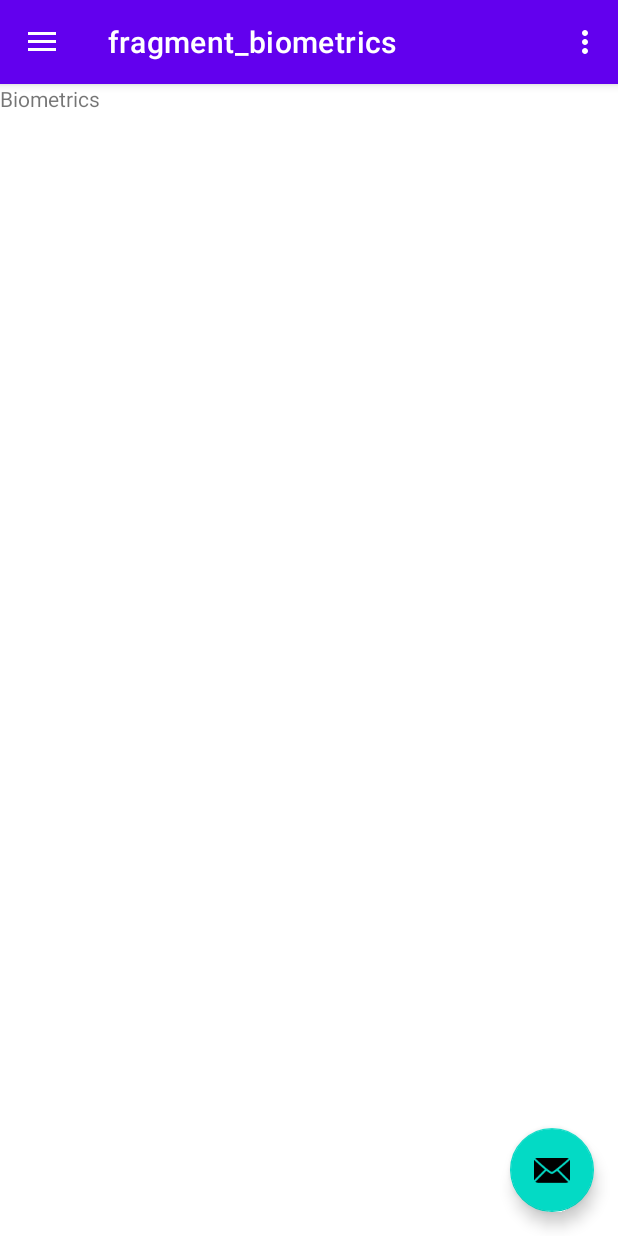
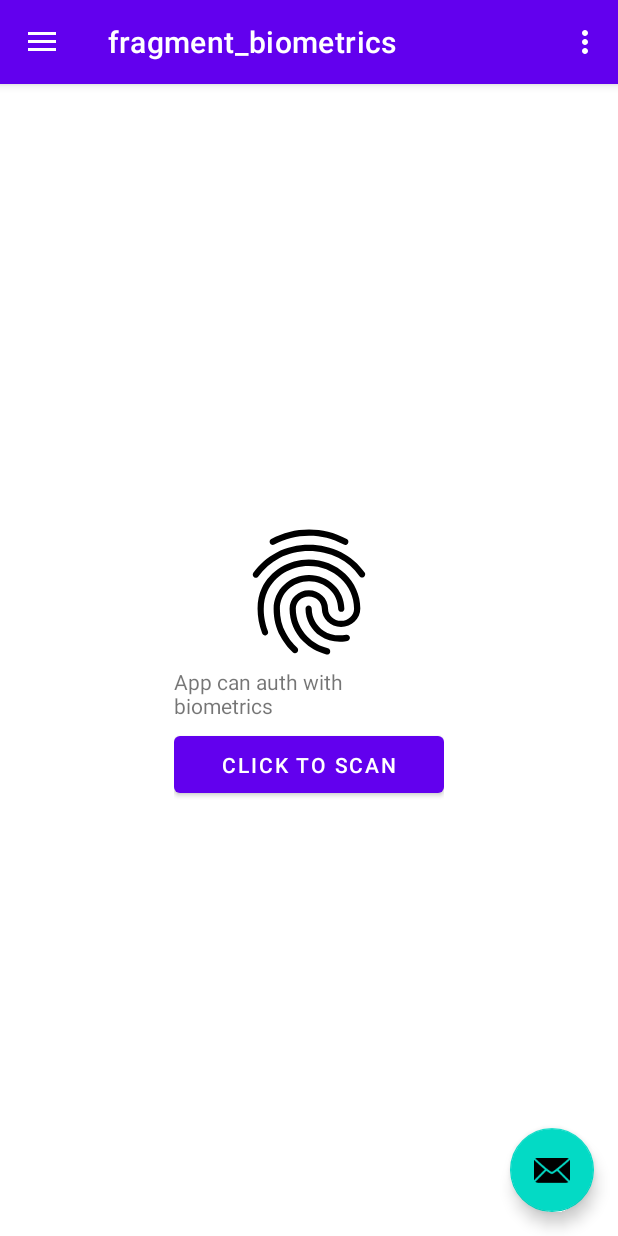
Before and after one commit to michaelfantozzi123/PocKotlin, an Android app: the screen it shows after launch (MainActivity), after a tap on "BIOMETRICS", on a phone screen of 412 x 824 dp. Run offline under Robolectric (Android 15) with nearby library versions, the phone set to English and light mode, and no system bars; our stand-ins replace navigation-ui.

Commit message:
Biometrics

```diff
--- a/app/build.gradle
+++ b/app/build.gradle
@@ -46,6 +46,8 @@ dependencies {
     implementation 'androidx.navigation:navigation-fragment-ktx:2.5.2'
     implementation 'androidx.navigation:navigation-ui-ktx:2.5.2'
     implementation 'androidx.legacy:legacy-support-v4:1.0.0'
+    implementation "androidx.biometric:biometric-ktx:1.2.0-alpha05"
+
     testImplementation 'junit:junit:4.13.2'
     androidTestImplementation 'androidx.test.ext:junit:1.1.3'
     androidTestImplementation 'androidx.test.espresso:espresso-core:3.4.0'
--- a/app/src/main/AndroidManifest.xml
+++ b/app/src/main/AndroidManifest.xml
@@ -1,6 +1,8 @@
 <?xml version="1.0" encoding="utf-8"?>
 <manifest xmlns:android="http://schemas.android.com/apk/res/android"
     xmlns:tools="http://schemas.android.com/tools">
+
+    <uses-permission android:name="android.permission.USE_BIOMETRIC" />
 
     <application
         android:allowBackup="true"
--- a/app/src/main/java/com/example/pockotlin/Biometrics.kt
+++ b/app/src/main/java/com/example/pockotlin/Biometrics.kt
@@ -1,14 +1,30 @@
 package com.example.pockotlin
 
+import android.content.Context
 import androidx.lifecycle.ViewModelProvider
 import android.os.Bundle
+import android.util.Log
 import androidx.fragment.app.Fragment
 import android.view.LayoutInflater
 import android.view.View
 import android.view.ViewGroup
+import android.widget.Toast
+import androidx.biometric.BiometricManager
+import androidx.biometric.BiometricPrompt
+import androidx.biometric.BiometricPrompt.PromptInfo
+import androidx.core.content.ContextCompat
+import androidx.navigation.fragment.findNavController
+import com.example.pockotlin.databinding.FragmentBiometricsBinding
+import com.example.pockotlin.databinding.FragmentHomeBinding
+import java.util.concurrent.Executor
 
 class Biometrics : Fragment() {
 
+    private var _binding: FragmentBiometricsBinding? = null
+    private val binding get() = _binding!!
+    private lateinit var executor: Executor
+    private lateinit var biometricPrompt: BiometricPrompt
+    private lateinit var promptInfo: PromptInfo
     companion object {
         fun newInstance() = Biometrics()
     }
@@ -19,7 +35,35 @@ class Biometrics : Fragment() {
         inflater: LayoutInflater, container: ViewGroup?,
         savedInstanceState: Bundle?
     ): View? {
-        return inflater.inflate(R.layout.fragment_biometrics, container, false)
+        _binding = FragmentBiometricsBinding.inflate(inflater, container, false)
+        val root: View = binding.root
+
+        checkDeviceHasBiometrics(requireContext())
+
+        executor = ContextCompat.getMainExecutor(requireContext())
+        biometricPrompt = BiometricPrompt(this, executor, object : BiometricPrompt.AuthenticationCallback() {
+            override fun onAuthenticationFailed() {
+                super.onAuthenticationFailed()
+                Toast.makeText(requireContext(), "Auth Failed", Toast.LENGTH_LONG).show()
+            }
+
+            override fun onAuthenticationSucceeded(result: BiometricPrompt.AuthenticationResult) {
+                super.onAuthenticationSucceeded(result)
+                Toast.makeText(requireContext(), "Auth Success", Toast.LENGTH_LONG).show()
+            }
+        })
+
+        promptInfo = BiometricPrompt.PromptInfo.Builder()
+            .setTitle("Authenticate User")
+            .setSubtitle("Authenticate with biometrics")
+            .setNegativeButtonText("Cancel")
+            .build()
+
+        binding.biometricButton.setOnClickListener {
+            biometricPrompt.authenticate(promptInfo)
+        }
+
+        return root
     }
 
     override fun onActivityCreated(savedInstanceState: Bundle?) {
@@ -28,4 +72,25 @@ class Biometrics : Fragment() {
         // TODO: Use the ViewModel
     }
 
+    private fun checkDeviceHasBiometrics(context: Context) {
+        Log.d("APP_TAG", "In method")
+        val biometricManager = BiometricManager.from(context)
+        Log.d("APP_TAG", "After In method")
+
+        when(biometricManager.canAuthenticate(BiometricManager.Authenticators.BIOMETRIC_STRONG or BiometricManager.Authenticators.DEVICE_CREDENTIAL)) {
+            BiometricManager.BIOMETRIC_SUCCESS -> {
+                Log.d("APP_TAG", "App can auth with biometrics")
+                binding.canAuthMsg.text = "App can auth with biometrics"
+            }
+            BiometricManager.BIOMETRIC_ERROR_NO_HARDWARE -> {
+                Log.d("APP_TAG", "No Hardware")
+                binding.canAuthMsg.text = "No Hardware"
+            }
+            BiometricManager.BIOMETRIC_ERROR_NONE_ENROLLED -> {
+                Log.d("APP_TAG", "Not enrolled biometrics")
+            }
+        }
+    }
+
+
 }
--- a/app/src/main/java/com/example/pockotlin/MainActivity.kt
+++ b/app/src/main/java/com/example/pockotlin/MainActivity.kt
@@ -1,6 +1,7 @@
 package com.example.pockotlin
 
 import android.os.Bundle
+import android.util.Log
 import android.view.Menu
 import com.google.android.material.snackbar.Snackbar
 import com.google.android.material.navigation.NavigationView
@@ -11,6 +12,9 @@ import androidx.navigation.ui.setupActionBarWithNavController
 import androidx.navigation.ui.setupWithNavController
 import androidx.drawerlayout.widget.DrawerLayout
 import androidx.appcompat.app.AppCompatActivity
+import androidx.biometric.BiometricManager
+import androidx.biometric.BiometricManager.Authenticators.BIOMETRIC_STRONG
+import androidx.biometric.BiometricManager.Authenticators.DEVICE_CREDENTIAL
 import com.example.pockotlin.databinding.ActivityMainBinding
 
 class MainActivity : AppCompatActivity() {
--- a/app/src/main/res/layout/fragment_biometrics.xml
+++ b/app/src/main/res/layout/fragment_biometrics.xml
@@ -5,9 +5,38 @@
     android:layout_height="match_parent"
     tools:context=".Biometrics">
 
-    <TextView
-        android:layout_width="match_parent"
-        android:layout_height="match_parent"
-        android:text="Biometrics" />
+    <RelativeLayout
+        android:layout_width="fill_parent"
+        android:layout_height="fill_parent"
+        android:orientation="vertical" >
+
+        <LinearLayout
+            android:layout_width="wrap_content"
+            android:layout_height="wrap_content"
+            android:layout_centerHorizontal="true"
+            android:layout_centerVertical="true"
+            android:orientation="vertical" >
+
+            <ImageView
+                android:id="@+id/imgBiometrics"
+                android:layout_width="match_parent"
+                android:layout_height="100dp"
+                android:src="@drawable/baseline_fingerprint_24"
+                />
+
+            <TextView
+                android:id="@+id/canAuthMsg"
+                android:layout_width="match_parent"
+                android:layout_height="40dp"/>
+
+            <Button
+                android:id="@+id/biometricButton"
+                android:layout_width="180dp"
+                android:layout_height="50dp"
+                android:layout_gravity="center"
+
+                android:text="Click to scan" />
+        </LinearLayout>
+    </RelativeLayout>
 
 </FrameLayout>
```
Lines whose indentation alone changed are shown as unchanged.
